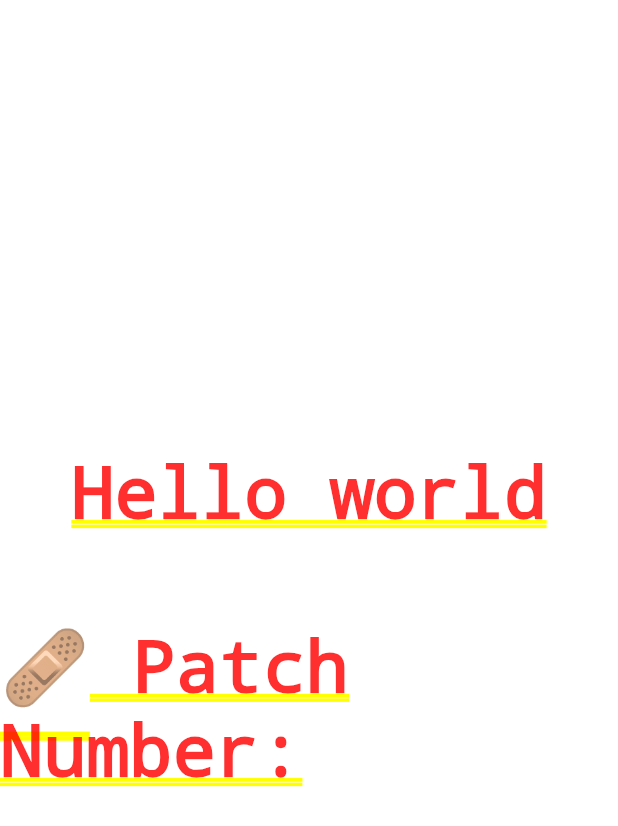
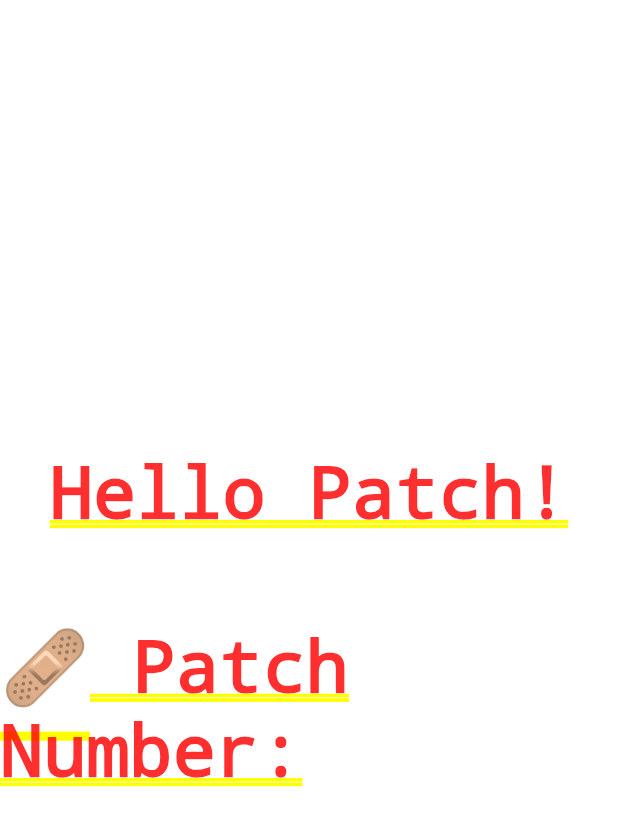
Before and after one commit to bingningO/flutter-shorebird-test, a Flutter app: the screen it shows after launch, on a phone screen of 412 x 824 dp. Shown: the top 826 px of the screen. Run offline on Flutter 3.47's test engine with Material 3 defaults, Android fonts, the phone set to English and light mode, and no system bars; missing offline and left inert: shorebird_code_push; statements that could not run were skipped.

Commit message:
test add patch

```diff
--- a/lib/version_info.dart
+++ b/lib/version_info.dart
@@ -32,7 +32,7 @@ class _VersionInfoWidgetState extends State<VersionInfoWidget> {
   }
 
   String getDynamicText() {
-    return "Hello world";
+    return "Hello Patch!";
   }
 
   @override
```
